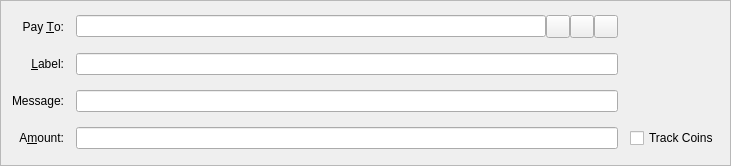
Old version of the form src/qt/forms/sendcoinsentry.ui in the repository gridcoin-community/Gridcoin-Research.
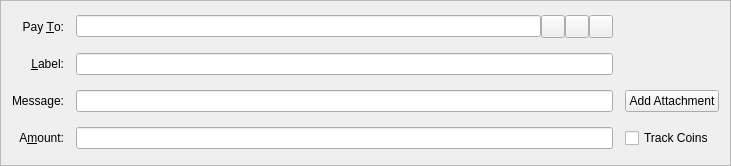
New version of the form. Icons and pictures are not drawn. Custom widgets are drawn as their Qt base class.

```diff
--- a/src/qt/forms/sendcoinsentry.ui
+++ b/src/qt/forms/sendcoinsentry.ui
@@ -184,6 +184,13 @@
      </property>
     </widget>
    </item>
+   <item row="5" column="2">
+    <widget class="QPushButton" name="btnAddAttachment">
+     <property name="text">
+      <string>Add Attachment</string>
+     </property>
+    </widget>
+   </item>
   </layout>
  </widget>
  <customwidgets>
```
